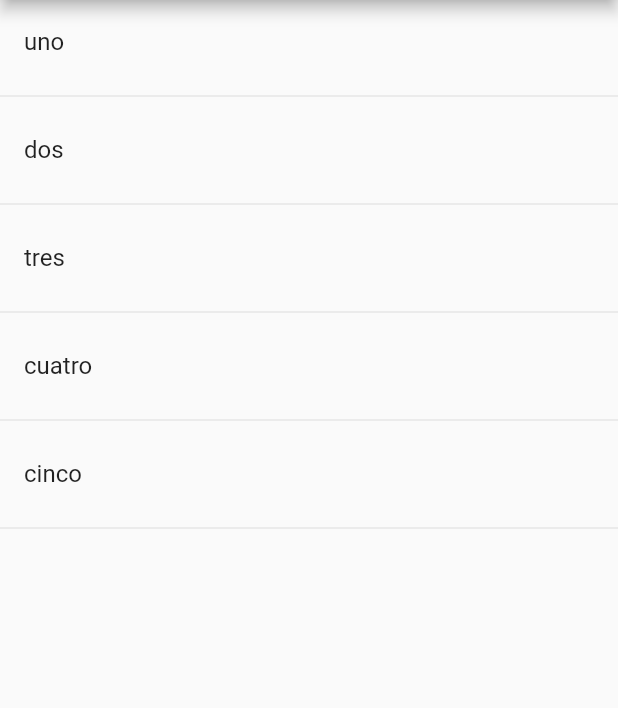
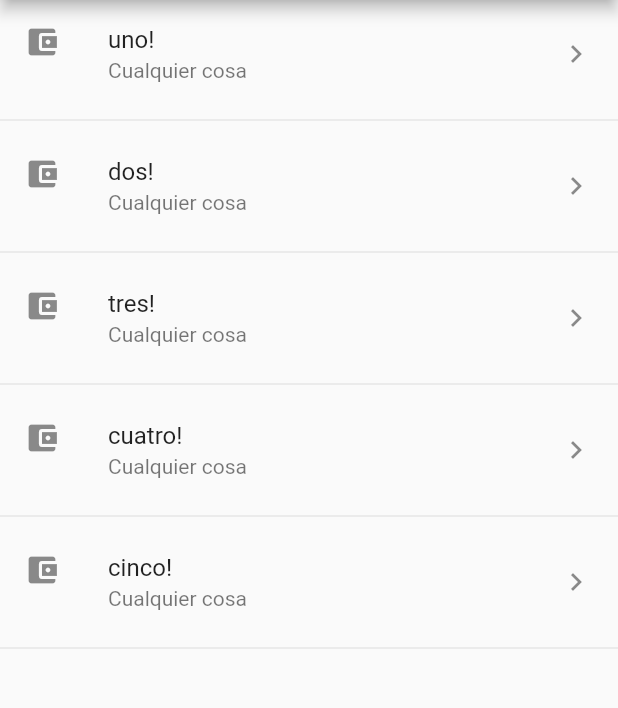
Before and after one commit to Edd-war/flutter-components, a Flutter app: the screen it shows after launch, on a phone screen of 412 x 824 dp, the part 84-792 px from its top. Run offline on Flutter 3.47's test engine with Material 2 defaults, Android fonts, the phone set to English and light mode, and no system bars.

Commit message:
Método map de las listas y ListTile
Implementación del otro tipo de lista de mejor forma con función nativa de listas "map"

```diff
--- a/lib/src/pages/home_temp.dart
+++ b/lib/src/pages/home_temp.dart
@@ -12,7 +12,8 @@
           title: Text('Componentes Tempo')
       ),
       body: ListView(
-        children: _crearItems()
+        // children: _crearItems()
+        children: _crearItemsCorta(),
       ),
     );
   }
@@ -34,5 +35,18 @@
 
   List<Widget> _crearItemsCorta(){
 
+    return opciones.map((item) => Column(
+      children: <Widget>[
+        ListTile(
+          leading: Icon(Icons.account_balance_wallet),
+          title: Text(item + '!'),
+          subtitle: Text('Cualquier cosa'),
+          trailing: Icon(Icons.keyboard_arrow_right),
+          onTap: (){},
+        ),
+        Divider()
+      ],
+    )).toList();
+
   }
 }
```
